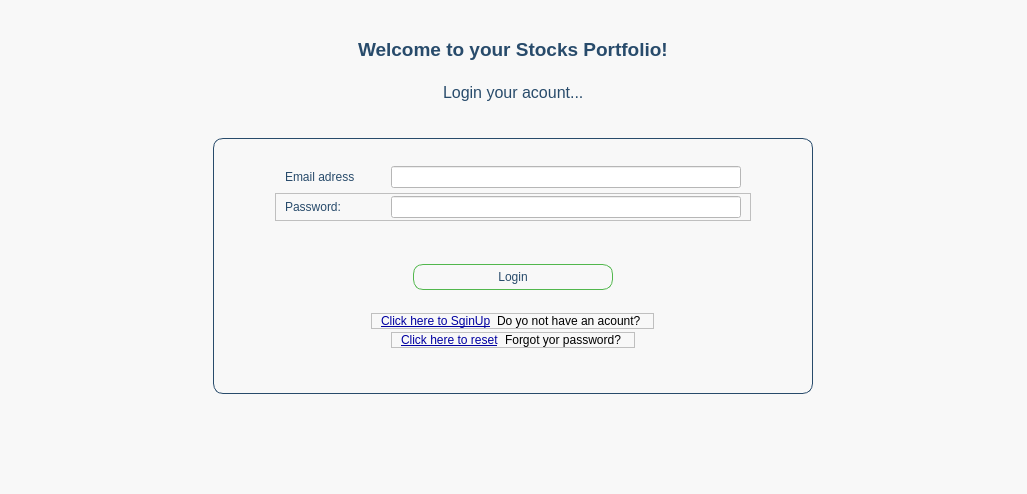
Qt form view/ui/login.ui (MYI26/My_Portfolio_Manager) before a commit.
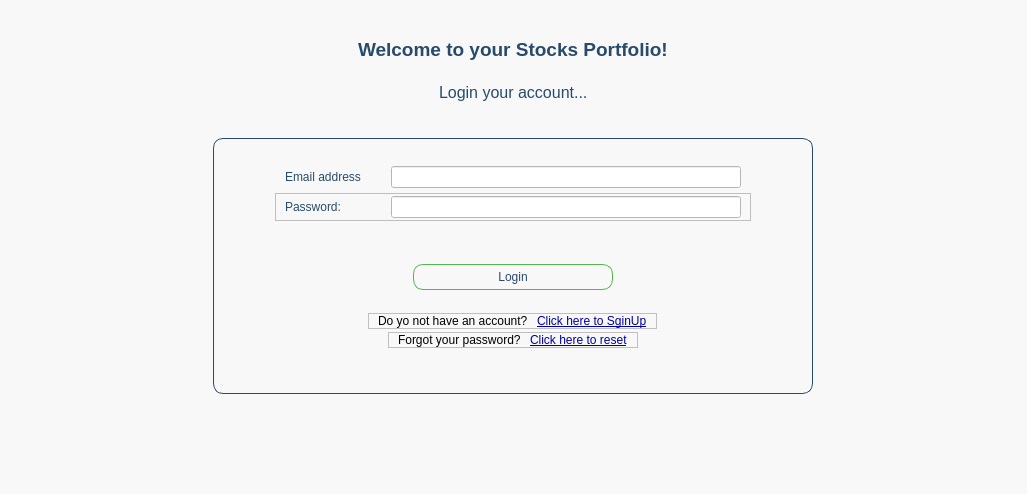
The same form after that commit.

Diff of the .ui file:
```diff
--- a/view/ui/login.ui
+++ b/view/ui/login.ui
@@ -50,7 +50,7 @@
       <string notr="true">color: rgb(40, 75, 107)</string>
      </property>
      <property name="text">
-      <string>Login your acount...</string>
+      <string>Login your account...</string>
      </property>
     </widget>
    </item>
@@ -190,7 +190,7 @@
             <string notr="true">color: rgb(40, 75, 107);</string>
            </property>
            <property name="text">
-            <string>Email adress</string>
+            <string>Email address</string>
            </property>
           </widget>
          </item>
@@ -324,6 +324,9 @@
       </item>
       <item alignment="Qt::AlignHCenter|Qt::AlignVCenter">
        <widget class="QFrame" name="frame_4">
+        <property name="layoutDirection">
+         <enum>Qt::RightToLeft</enum>
+        </property>
         <property name="frameShape">
          <enum>QFrame::StyledPanel</enum>
         </property>
@@ -358,7 +361,7 @@
             <enum>Qt::LeftToRight</enum>
            </property>
            <property name="text">
-            <string>Do yo not have an acount? </string>
+            <string>Do yo not have an account? </string>
            </property>
           </widget>
          </item>
@@ -368,7 +371,7 @@
       <item alignment="Qt::AlignHCenter|Qt::AlignVCenter">
        <widget class="QFrame" name="frame">
         <property name="layoutDirection">
-         <enum>Qt::LeftToRight</enum>
+         <enum>Qt::RightToLeft</enum>
         </property>
         <property name="frameShape">
          <enum>QFrame::StyledPanel</enum>
@@ -401,7 +404,7 @@
          <item>
           <widget class="QLabel" name="label_6">
            <property name="text">
-            <string>Forgot yor password? </string>
+            <string>Forgot your password? </string>
            </property>
           </widget>
          </item>
```
